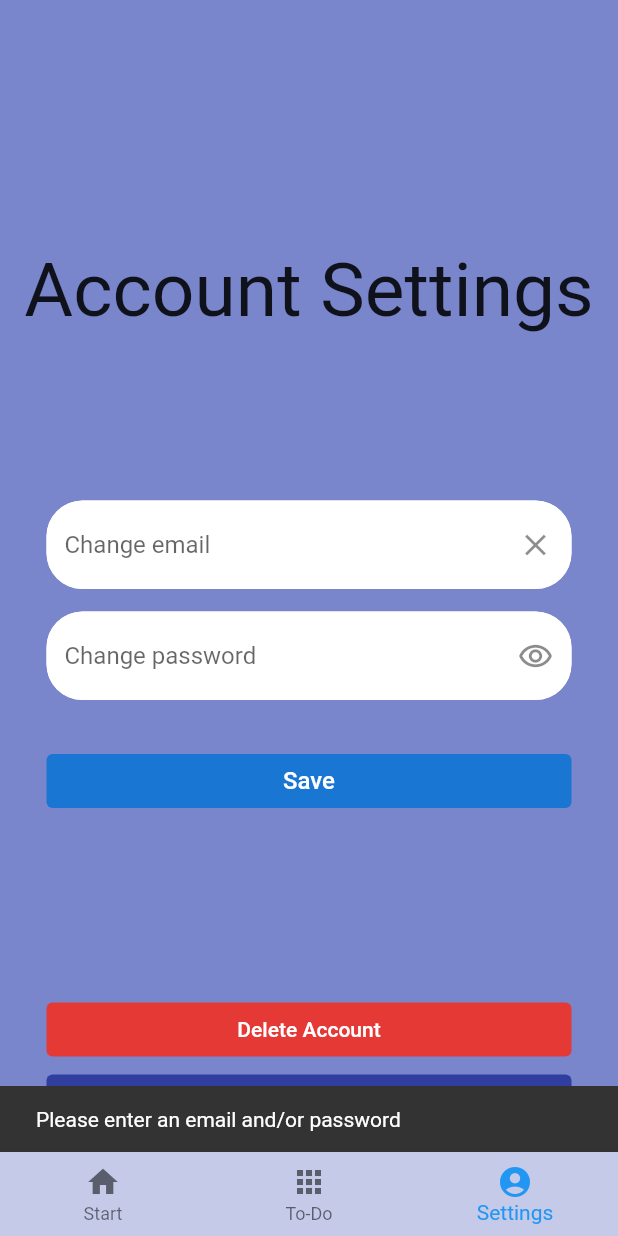
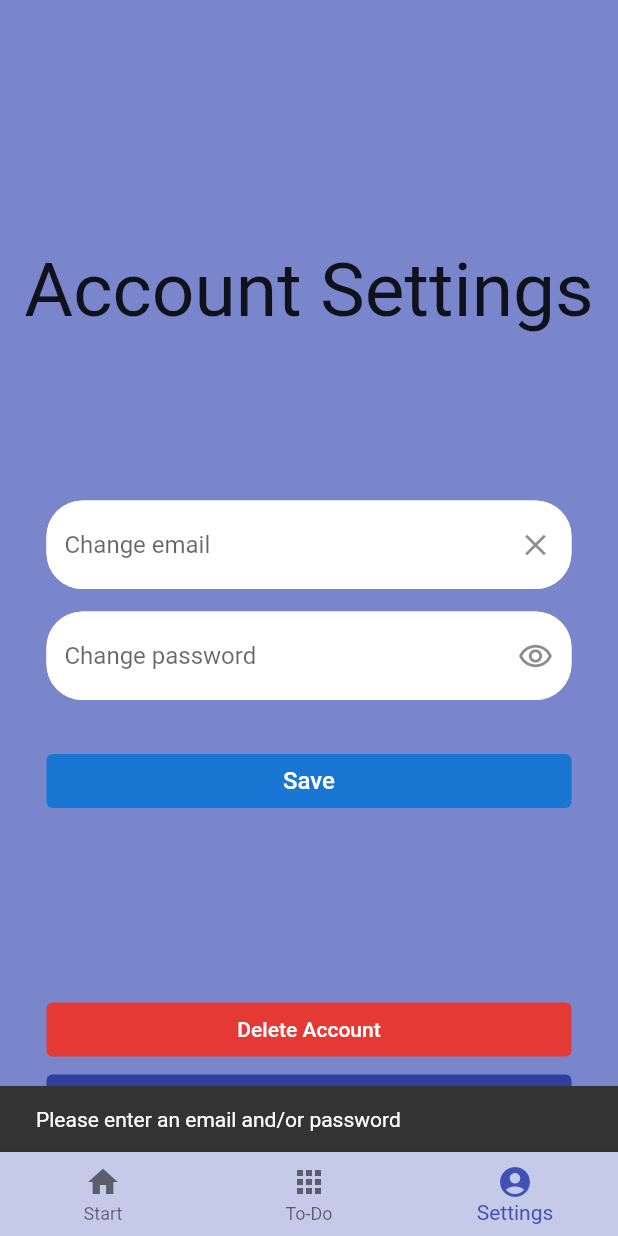
Before and after one commit to ak2417h/todo-app, a Flutter app: the mainpage screen opened by its route, item 3 of the bottom bar chosen, after a tap on "Save", on a phone screen of 412 x 824 dp. Run offline on Flutter 3.47's test engine with Material 2 defaults, Android fonts, the phone set to English and light mode, and no system bars; our stand-ins replace cloud_firestore, firebase_auth, firebase_core; missing offline and left inert: dart:ffi; accounts and stored records are empty; network calls fail.

```diff
--- a/lib/account_settings.dart
+++ b/lib/account_settings.dart
@@ -4,6 +4,7 @@ import 'package:cloud_firestore/cloud_firestore.dart';
 import 'package:flutter/material.dart';
 import 'package:firebase_auth/firebase_auth.dart';
 import 'package:firebase_core/firebase_core.dart';
+import 'package:flutter/services.dart';
 import 'firebase_options.dart';
 import 'dart:async';
 // import 'package:google_sign_in/google_sign_in.dart';
@@ -23,10 +24,10 @@ class _acc_settingState extends State<acc_setting> {
   @override
   final user = FirebaseAuth.instance.currentUser;
   // String email = user?.email;
-  String email = FirebaseAuth.instance.currentUser!.email.toString();
+  String email = "";
   var fieldText = TextEditingController(
       text: FirebaseAuth.instance.currentUser?.email.toString());
-  // final fieldText2 = TextEditingController(text: "");
+  final fieldText2 = TextEditingController(text: "");
   bool show = false;
   String password = "";
 
@@ -66,16 +67,10 @@ class _acc_settingState extends State<acc_setting> {
                       ),
                       onPressed: () async {
                         try {
-                          if (FirebaseAuth.instance.currentUser == null) {
-                            ScaffoldMessenger.of(context).showSnackBar(SnackBar(
-                                content: Text("Timed out log in again")));
-                            Navigator.pushNamed(context, "login");
-                          }
                           FirebaseFirestore.instance
                               .collection("user")
                               .doc(FirebaseAuth.instance.currentUser?.uid)
                               .delete();
-                          // FirebaseAuth.instance.currentUser?.refreshToken;
                           // await user?.reauthenticateWithCredential();
                           await user?.delete();
                           ScaffoldMessenger.of(context).showSnackBar(SnackBar(
@@ -134,7 +129,6 @@ class _acc_settingState extends State<acc_setting> {
                 // initialValue: email,
                 decoration: InputDecoration(
                   suffixIcon: IconButton(
-                    // Icon to
                     icon: Icon(Icons.clear), // clear text
                     onPressed: () => fieldText.clear(),
                   ),
@@ -143,27 +137,25 @@ class _acc_settingState extends State<acc_setting> {
                   enabledBorder: OutlineInputBorder(
                     borderRadius: BorderRadius.circular(24.0),
                     borderSide: BorderSide(
-                      // width: 3,
                       color: Colors.white,
                     ),
                   ),
                   focusedBorder: OutlineInputBorder(
                     borderRadius: BorderRadius.circular(24.0),
                     borderSide: BorderSide(
-                      // width: 3,
                       color: Colors.white,
                     ),
                   ),
                   hintText: "Change email",
                 ),
-                onChanged: (value) => email = value,
+                onChanged: (value) => email = fieldText.text.toString(),
               ),
               margin: EdgeInsets.only(bottom: 15),
             ),
             Container(
               width: 350,
               child: TextField(
-                // controller: fieldText2,
+                controller: fieldText2,
                 obscureText: !show,
                 decoration: InputDecoration(
                   suffixIcon: IconButton(
@@ -193,7 +185,7 @@ class _acc_settingState extends State<acc_setting> {
                   ),
                   hintText: "Change password",
                 ),
-                onChanged: (value) => password = value,
+                onChanged: (value) => password = fieldText2.text.toString(),
               ),
             ),
             Container(
@@ -213,23 +205,27 @@ class _acc_settingState extends State<acc_setting> {
                   ),
                   onPressed: () async {
                     try {
-                      if (email == "" ||
-                          email == null ||
-                          password == "" ||
-                          password == null) {
+                      if ((email == "" ||
+                              email ==
+                                  FirebaseAuth.instance.currentUser?.email) &&
+                          (password == "" || password == null)) {
                         ScaffoldMessenger.of(context).showSnackBar(SnackBar(
                             content:
                                 Text("Please enter an email and/or password")));
                       } else {
-                        await user?.updateEmail(email.toString());
-                        await user?.updatePassword(password);
+                        if ((email != "" &&
+                            email != FirebaseAuth.instance.currentUser?.email))
+                          await user?.updateEmail(email);
+                        else {
+                          await user?.updatePassword(password);
+                        }
                         ScaffoldMessenger.of(context).showSnackBar(
                             SnackBar(content: Text("All changes saved")));
                       }
                     } catch (e) {
                       ScaffoldMessenger.of(context)
                           .showSnackBar(SnackBar(content: Text(e.toString())));
-                      signOut();
+                      // signOut();
                     }
                   }),
             ),
--- a/lib/mainpage.dart
+++ b/lib/mainpage.dart
@@ -26,38 +26,6 @@ class _mainpageState extends State<mainpage> {
       startClass(),
       home(),
       acc_setting(),
-      /*
-      Center(
-        child: Column(
-          mainAxisAlignment: MainAxisAlignment.center,
-          children: [
-            TextButton(
-              onPressed: () async {
-                await FirebaseAuth.instance.signOut();
-                Navigator.pushNamed(context, "login");
-              },
-              child: Text("Logout"),
-            ),
-            TextButton(
-              onPressed: () async {
-                try {
-                  FirebaseFirestore.instance
-                      .collection("user")
-                      .doc(FirebaseAuth.instance.currentUser!.uid)
-                      .delete();
-                  await FirebaseAuth.instance.currentUser?.delete();
-                  Navigator.pushNamed(context, "signup");
-                } catch (e) {
-                  ScaffoldMessenger.of(context)
-                      .showSnackBar(SnackBar(content: Text(e.toString())));
-                }
-              },
-              child: Text("Delete Account"),
-            ),
-          ],
-        ),
-      ),
-      */
     ];
     return Scaffold(
       body: Container(
@@ -65,6 +33,7 @@ class _mainpageState extends State<mainpage> {
       ),
       bottomNavigationBar: BottomNavigationBar(
         backgroundColor: Colors.indigo[100],
+        selectedItemColor: Colors.indigo[500],
         currentIndex: ci,
         items: [
           BottomNavigationBarItem(
--- a/lib/signup.dart
+++ b/lib/signup.dart
@@ -26,7 +26,7 @@ class _signupState extends State<signup> {
       FirebaseFirestore.instance
           .collection("user")
           .doc(FirebaseAuth.instance.currentUser!.uid)
-          .set({"name": _name});
+          .set({"name": _name, "info": {}});
       // FirebaseFirestore.instance
       //   .collection("user")
       //   .doc(FirebaseAuth.instance.currentUser!.uid)
```
Also changed, not shown: lib/task_card.dart (+1 -17 lines).
